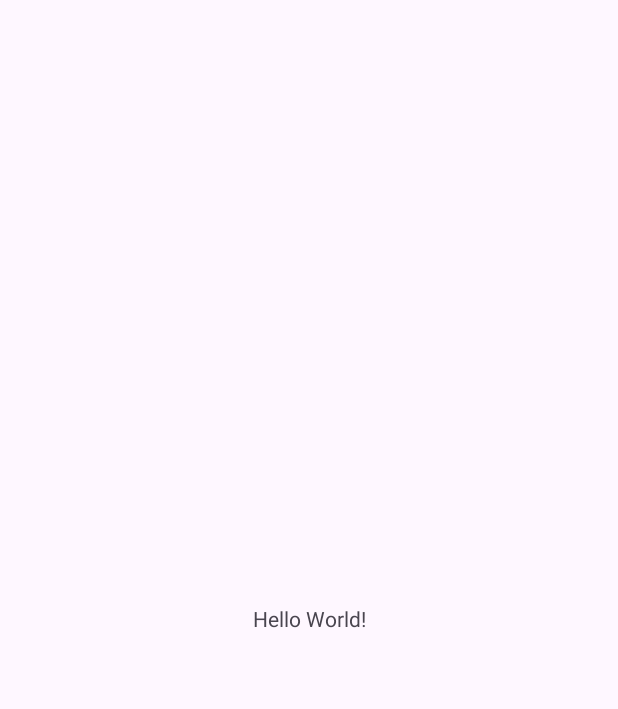
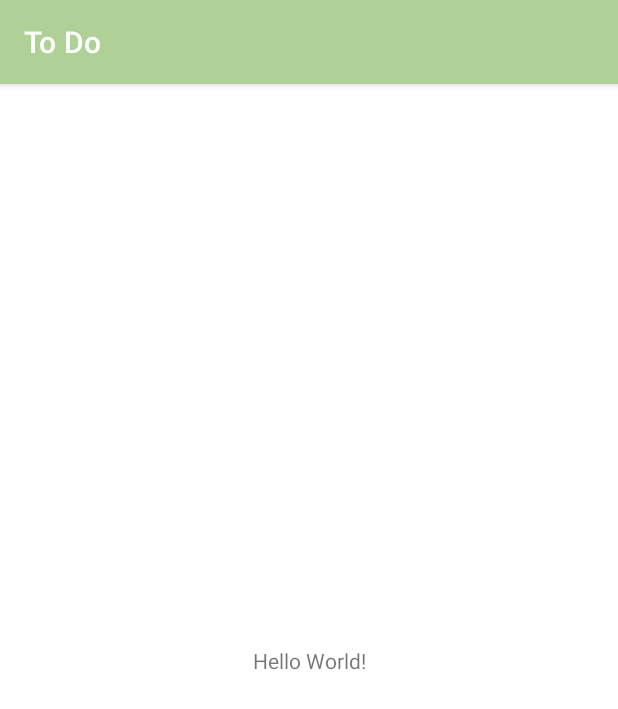
Before and after one commit to Chathunilel/ToDo, an Android app: the screen it shows after launch (MainActivity), on a phone screen of 412 x 824 dp. Before the commit the part shown is almost empty. Shown: the top 709 px of the screen. Run offline under Robolectric (Android 15) with nearby library versions, the phone set to English and light mode, and no system bars.

Commit message:
modified values, drawable and created menus

```diff
--- a/app/src/main/res/values/colors.xml
+++ b/app/src/main/res/values/colors.xml
@@ -2,4 +2,10 @@
 <resources>
     <color name="black">#FF000000</color>
     <color name="white">#FFFFFFFF</color>
+    <color name="darkestPink">#A25B5B</color>
+    <color name="darkPink">#DBA979</color>
+    <color name="lightPink">#ECCA9C</color>
+    <color name="lightGreen">#AFD198</color>
+    <color name="ash">#E8EFCF</color>
+
 </resources>
--- a/app/src/main/res/values/themes.xml
+++ b/app/src/main/res/values/themes.xml
@@ -1,8 +1,17 @@
 <resources xmlns:tools="http://schemas.android.com/tools">
     <!-- Base application theme. -->
-    <style name="Base.Theme.ToDo" parent="Theme.Material3.DayNight.NoActionBar">
-        <!-- Customize your light theme here. -->
-        <!-- <item name="colorPrimary">@color/my_light_primary</item> -->
+    <style name="Base.Theme.ToDo" parent="Theme.MaterialComponents.DayNight.DarkActionBar">
+        <!-- Primary brand color. -->
+        <item name="colorPrimary">@color/lightGreen</item>
+        <item name="colorPrimaryVariant">@color/lightGreen</item>
+        <item name="colorOnPrimary">@color/white</item>
+        <!-- Secondary brand color. -->
+        <item name="colorSecondary">@color/lightGreen</item>
+        <item name="colorSecondaryVariant">@color/lightGreen</item>
+        <item name="colorOnSecondary">@color/black</item>
+        <!-- Status bar color. -->
+        <item name="android:statusBarColor">?attr/colorPrimaryVariant</item>
+        <!-- Customize your theme here. -->
     </style>
 
     <style name="Theme.ToDo" parent="Base.Theme.ToDo" />
```
Also changed, not shown: app/src/main/res/drawable/border.xml (added, +9 -0 lines), app/src/main/res/menu/home_menu.xml (added, +11 -0 lines), app/src/main/res/menu/menu_add_task.xml (added, +9 -0 lines), app/src/main/res/menu/menu_edit_task.xml (added, +10 -0 lines), app/src/main/res/drawable/add.png (added), app/src/main/res/drawable/delete.png (added), app/src/main/res/drawable/done.png (added), app/src/main/res/drawable/emptyback.png (added), app/src/main/res/drawable/search.png (added).
